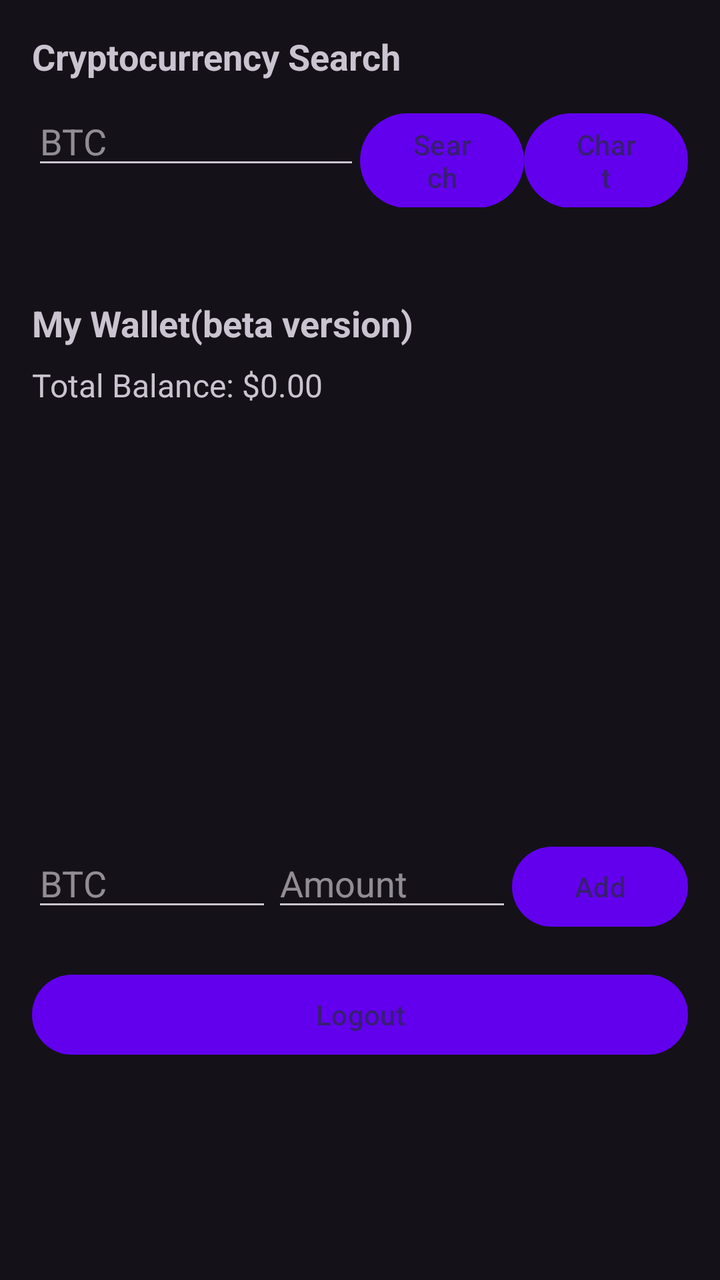
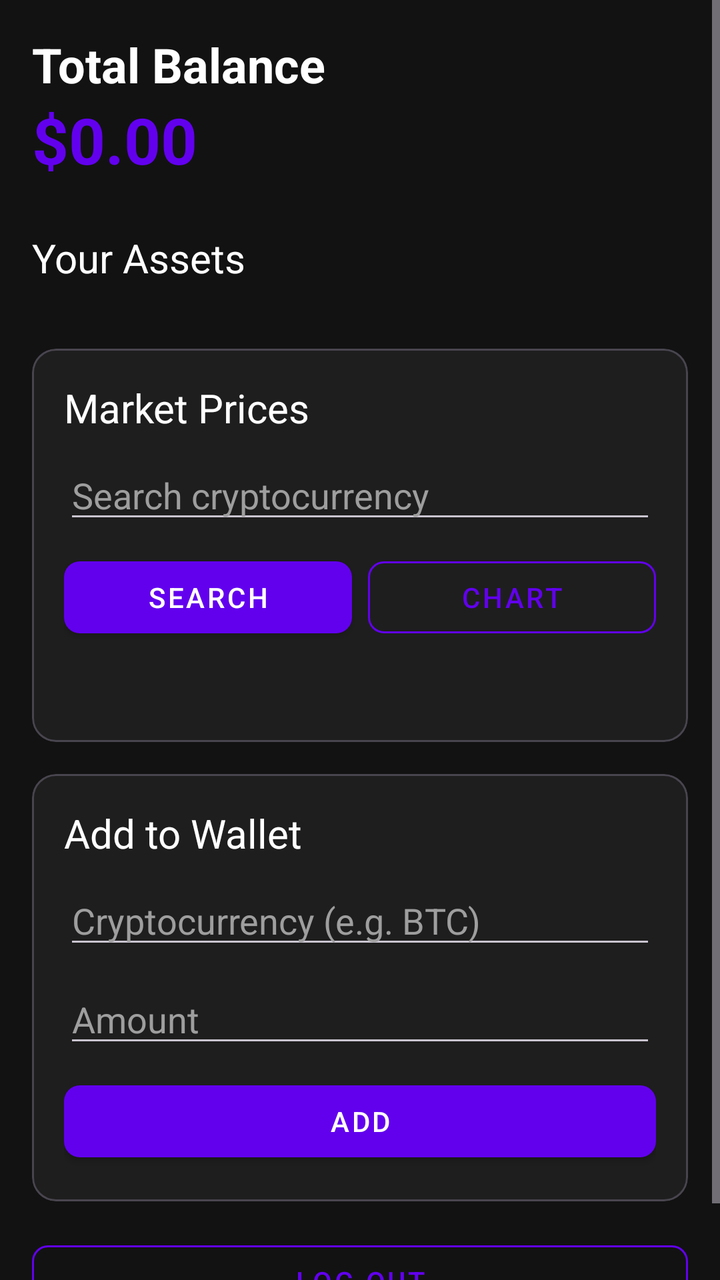

An Android layout rendered at two revisions. The XML below is the earlier revision; the diff shows what the commit changed to produce the second picture.
<!-- AndroidManifest.xml: application theme Theme.TradeView -->
<!-- res/layout/activity_home.xml -->
<?xml version="1.0" encoding="utf-8"?>
<ScrollView xmlns:android="http://schemas.android.com/apk/res/android"
    android:layout_width="match_parent"
    android:layout_height="match_parent"
    android:padding="16dp">

    <LinearLayout
        android:layout_width="match_parent"
        android:layout_height="wrap_content"
        android:orientation="vertical">

        
        <TextView
            android:layout_width="match_parent"
            android:layout_height="wrap_content"
            android:text="Cryptocurrency Search"
            android:textSize="18sp"
            android:textStyle="bold"
            android:paddingBottom="8dp"/>

        <LinearLayout
            android:layout_width="match_parent"
            android:layout_height="wrap_content"
            android:orientation="horizontal">

            <EditText
                android:id="@+id/cryptoSearchInput"
                android:layout_width="0dp"
                android:layout_height="wrap_content"
                android:layout_weight="2"
                android:hint="BTC"
                android:inputType="textCapCharacters"/>

            <Button
                android:id="@+id/searchButton"
                android:layout_width="0dp"
                android:layout_height="wrap_content"
                android:layout_weight="1"
                android:text="Search"/>

            <Button
                android:id="@+id/chartButton"
                android:layout_width="0dp"
                android:layout_height="wrap_content"
                android:layout_weight="1"
                android:text="Chart"/>
        </LinearLayout>

        <TextView
            android:id="@+id/priceTextView"
            android:layout_width="match_parent"
            android:layout_height="wrap_content"
            android:paddingTop="8dp"
            android:textSize="16sp"/>

        
        <TextView
            android:layout_width="match_parent"
            android:layout_height="wrap_content"
            android:text="My Wallet(beta version)"
            android:textSize="18sp"
            android:textStyle="bold"
            android:paddingTop="16dp"
            android:paddingBottom="8dp"/>
        <ProgressBar
            android:id="@+id/progressBar"
            android:layout_width="wrap_content"
            android:layout_height="wrap_content"
            android:layout_centerInParent="true"
            android:visibility="gone"/>
        <TextView
            android:id="@+id/walletBalanceText"
            android:layout_width="match_parent"
            android:layout_height="wrap_content"
            android:text="Total Balance: $0.00"
            android:textSize="16sp"/>

        <androidx.recyclerview.widget.RecyclerView
            android:id="@+id/walletRecyclerView"
            android:layout_width="match_parent"
            android:layout_height="200dp"
            android:layout_marginTop="8dp"/>

        <LinearLayout
            android:layout_width="match_parent"
            android:layout_height="wrap_content"
            android:orientation="horizontal"
            android:paddingTop="8dp">

            <EditText
                android:id="@+id/cryptoWalletInput"
                android:layout_width="0dp"
                android:layout_height="wrap_content"
                android:layout_weight="1"
                android:hint="BTC"
                android:inputType="textCapCharacters"/>

            <EditText
                android:id="@+id/amountInput"
                android:layout_width="0dp"
                android:layout_height="wrap_content"
                android:layout_weight="1"
                android:hint="Amount"
                android:inputType="numberDecimal"/>

            <Button
                android:id="@+id/addCryptoButton"
                android:layout_width="wrap_content"
                android:layout_height="wrap_content"
                android:text="Add"/>
        </LinearLayout>

        <Button
            android:id="@+id/logoutButton"
            android:layout_width="match_parent"
            android:layout_height="wrap_content"
            android:layout_marginTop="16dp"
            android:text="Logout"/>
    </LinearLayout>
</ScrollView>
<!-- resources referenced by this layout -->
<resources>
  <style name="Theme.TradeView" parent="Theme.Material3.Dark.NoActionBar">
          <item name="colorPrimary">@color/primary</item>
          <item name="colorPrimaryDark">@color/primary_dark</item>
          <item name="colorSecondary">@color/secondary</item>
          <item name="android:statusBarColor">@color/primary_dark</item>
          <item name="android:windowLightStatusBar">false</item>
      </style>
  <color name="primary">#6200EE</color>
  <color name="primary_dark">#3700B3</color>
  <color name="secondary">#03DAC6</color>
</resources>

<!-- the commit's change to res/layout/activity_home.xml (unified diff, before → after) -->
@@ -1,120 +1,183 @@
 <?xml version="1.0" encoding="utf-8"?>
 <ScrollView xmlns:android="http://schemas.android.com/apk/res/android"
+    xmlns:app="http://schemas.android.com/apk/res-auto"
     android:layout_width="match_parent"
     android:layout_height="match_parent"
-    android:padding="16dp">
+    android:background="@color/dark_background">
 
     <LinearLayout
         android:layout_width="match_parent"
         android:layout_height="wrap_content"
-        android:orientation="vertical">
+        android:orientation="vertical"
+        android:padding="16dp">
+        <ProgressBar
+            android:id="@+id/progressBar"
+            android:layout_width="wrap_content"
+            android:layout_height="wrap_content"
+            android:layout_gravity="center_horizontal"
+            android:visibility="gone"/>
+
+        
+        <LinearLayout
+            android:layout_width="match_parent"
+            android:layout_height="wrap_content"
+            android:orientation="vertical"
+            android:paddingBottom="24dp">
+
+            <TextView
+                android:layout_width="match_parent"
+                android:layout_height="wrap_content"
+                android:text="Total Balance"
+                android:textColor="@color/white"
+                android:textSize="24sp"
+                android:textStyle="bold"/>
+
+            <TextView
+                android:id="@+id/walletBalanceText"
+                android:layout_width="match_parent"
+                android:layout_height="wrap_content"
+                android:text="$0.00"
+                android:textColor="@color/primary"
+                android:textSize="32sp"
+                android:textStyle="bold"/>
+        </LinearLayout>
 
         
         <TextView
             android:layout_width="match_parent"
             android:layout_height="wrap_content"
-            android:text="Cryptocurrency Search"
-            android:textSize="18sp"
-            android:textStyle="bold"
-            android:paddingBottom="8dp"/>
-
-        <LinearLayout
-            android:layout_width="match_parent"
-            android:layout_height="wrap_content"
-            android:orientation="horizontal">
-
-            <EditText
-                android:id="@+id/cryptoSearchInput"
-                android:layout_width="0dp"
-                android:layout_height="wrap_content"
-                android:layout_weight="2"
-                android:hint="BTC"
-                android:inputType="textCapCharacters"/>
-
-            <Button
-                android:id="@+id/searchButton"
-                android:layout_width="0dp"
-                android:layout_height="wrap_content"
-                android:layout_weight="1"
-                android:text="Search"/>
-
-            <Button
-                android:id="@+id/chartButton"
-                android:layout_width="0dp"
-                android:layout_height="wrap_content"
-                android:layout_weight="1"
-                android:text="Chart"/>
-        </LinearLayout>
-
-        <TextView
-            android:id="@+id/priceTextView"
-            android:layout_width="match_parent"
-            android:layout_height="wrap_content"
-            android:paddingTop="8dp"
-            android:textSize="16sp"/>
-
-        
-        <TextView
-            android:layout_width="match_parent"
-            android:layout_height="wrap_content"
-            android:text="My Wallet(beta version)"
-            android:textSize="18sp"
-            android:textStyle="bold"
-            android:paddingTop="16dp"
-            android:paddingBottom="8dp"/>
-        <ProgressBar
-            android:id="@+id/progressBar"
-            android:layout_width="wrap_content"
-            android:layout_height="wrap_content"
-            android:layout_centerInParent="true"
-            android:visibility="gone"/>
-        <TextView
-            android:id="@+id/walletBalanceText"
-            android:layout_width="match_parent"
-            android:layout_height="wrap_content"
-            android:text="Total Balance: $0.00"
-            android:textSize="16sp"/>
+            android:text="Your Assets"
+            android:textColor="@color/white"
+            android:textSize="20sp"
+            android:layout_marginBottom="8dp"/>
 
         <androidx.recyclerview.widget.RecyclerView
             android:id="@+id/walletRecyclerView"
             android:layout_width="match_parent"
-            android:layout_height="200dp"
-            android:layout_marginTop="8dp"/>
+            android:layout_height="wrap_content"
+            android:layout_marginBottom="24dp"/>
 
-        <LinearLayout
+        
+        <com.google.android.material.card.MaterialCardView
             android:layout_width="match_parent"
             android:layout_height="wrap_content"
-            android:orientation="horizontal"
-            android:paddingTop="8dp">
+            app:cardBackgroundColor="@color/card_background"
+            app:cardCornerRadius="12dp"
+            android:layout_marginBottom="16dp">
 
-            <EditText
-                android:id="@+id/cryptoWalletInput"
-                android:layout_width="0dp"
+            <LinearLayout
+                android:layout_width="match_parent"
                 android:layout_height="wrap_content"
-                android:layout_weight="1"
-                android:hint="BTC"
-                android:inputType="textCapCharacters"/>
+                android:orientation="vertical"
+                android:padding="16dp">
 
-            <EditText
-                android:id="@+id/amountInput"
-                android:layout_width="0dp"
+                <TextView
+                    android:layout_width="match_parent"
+                    android:layout_height="wrap_content"
+                    android:text="Market Prices"
+                    android:textColor="@color/white"
+                    android:textSize="20sp"
+                    android:layout_marginBottom="8dp"/>
+
+                <EditText
+                    android:id="@+id/cryptoSearchInput"
+                    android:layout_width="match_parent"
+                    android:layout_height="wrap_content"
+                    android:hint="Search cryptocurrency"
+                    android:textColor="@color/white"
+                    android:textColorHint="@color/gray"/>
+
+                <LinearLayout
+                    android:layout_width="match_parent"
+                    android:layout_height="wrap_content"
+                    android:orientation="horizontal"
+                    android:layout_marginTop="8dp">
+
+                    <Button
+                        android:id="@+id/searchButton"
+                        android:layout_width="0dp"
+                        android:layout_height="wrap_content"
+                        android:layout_weight="1"
+                        android:text="Search"
+                        android:layout_marginEnd="4dp"
+                        style="@style/PrimaryButton"/>
+
+                    <Button
+                        android:id="@+id/chartButton"
+                        android:layout_width="0dp"
+                        android:layout_height="wrap_content"
+                        android:layout_weight="1"
+                        android:text="Chart"
+                        android:layout_marginStart="4dp"
+                        style="@style/SecondaryButton"/>
+                </LinearLayout>
+
+                <TextView
+                    android:id="@+id/priceTextView"
+                    android:layout_width="match_parent"
+                    android:layout_height="wrap_content"
+                    android:layout_marginTop="8dp"
+                    android:textColor="@color/white"
+                    android:textSize="18sp"/>
+            </LinearLayout>
+        </com.google.android.material.card.MaterialCardView>
+
+        
+        <com.google.android.material.card.MaterialCardView
+            android:layout_width="match_parent"
+            android:layout_height="wrap_content"
+            app:cardBackgroundColor="@color/card_background"
+            app:cardCornerRadius="12dp">
+
+            <LinearLayout
+                android:layout_width="match_parent"
                 android:layout_height="wrap_content"
-                android:layout_weight="1"
-                android:hint="Amount"
-                android:inputType="numberDecimal"/>
+                android:orientation="vertical"
+                android:padding="16dp">
 
-            <Button
-                android:id="@+id/addCryptoButton"
-                android:layout_width="wrap_content"
-                android:layout_height="wrap_content"
-                android:text="Add"/>
-        </LinearLayout>
+                <TextView
+                    android:layout_width="match_parent"
+                    android:layout_height="wrap_content"
+                    android:text="Add to Wallet"
+                    android:textColor="@color/white"
+                    android:textSize="20sp"
+                    android:layout_marginBottom="8dp"/>
 
+                <EditText
+                    android:id="@+id/cryptoWalletInput"
+                    android:layout_width="match_parent"
+                    android:layout_height="wrap_content"
+                    android:hint="Cryptocurrency (e.g. BTC)"
+                    android:textColor="@color/white"
+                    android:textColorHint="@color/gray"/>
+
+                <EditText
+                    android:id="@+id/amountInput"
+                    android:layout_width="match_parent"
+                    android:layout_height="wrap_content"
+                    android:hint="Amount"
+                    android:inputType="numberDecimal"
+                    android:textColor="@color/white"
+                    android:textColorHint="@color/gray"
+                    android:layout_marginTop="8dp"/>
+
+                <Button
+                    android:id="@+id/addCryptoButton"
+                    android:layout_width="match_parent"
+                    android:layout_height="wrap_content"
+                    android:text="Add"
+                    android:layout_marginTop="8dp"
+                    style="@style/PrimaryButton"/>
+            </LinearLayout>
+        </com.google.android.material.card.MaterialCardView>
+
+        
         <Button
             android:id="@+id/logoutButton"
             android:layout_width="match_parent"
             android:layout_height="wrap_content"
+            android:text="Log out"
             android:layout_marginTop="16dp"
-            android:text="Logout"/>
+            style="@style/SecondaryButton"/>
     </LinearLayout>
 </ScrollView>
<!-- resource entries referenced after the edit -->
@@ -1,5 +1,8 @@
 <!-- resources referenced by this layout -->
 <resources>
+  <color name="card_background">#1E1E1E</color>
+  <color name="dark_background">#121212</color>
+  <color name="gray">#9E9E9E</color>
   <style name="Theme.TradeView" parent="Theme.Material3.Dark.NoActionBar">
           <item name="colorPrimary">@color/primary</item>
           <item name="colorPrimaryDark">@color/primary_dark</item>
@@ -8,6 +11,18 @@
           <item name="android:windowLightStatusBar">false</item>
       </style>
   <color name="primary">#6200EE</color>
+  <color name="white">#FFFFFF</color>
+  <style name="PrimaryButton" parent="Widget.MaterialComponents.Button">
+          <item name="backgroundTint">@color/primary</item>
+          <item name="android:textColor">@color/white</item>
+          <item name="cornerRadius">8dp</item>
+      </style>
+  <style name="SecondaryButton" parent="Widget.MaterialComponents.Button.OutlinedButton">
+          <item name="android:textColor">@color/primary</item>
+          <item name="strokeColor">@color/primary</item>
+          <item name="strokeWidth">1dp</item>
+          <item name="cornerRadius">8dp</item>
+      </style>
   <color name="primary_dark">#3700B3</color>
   <color name="secondary">#03DAC6</color>
 </resources>
